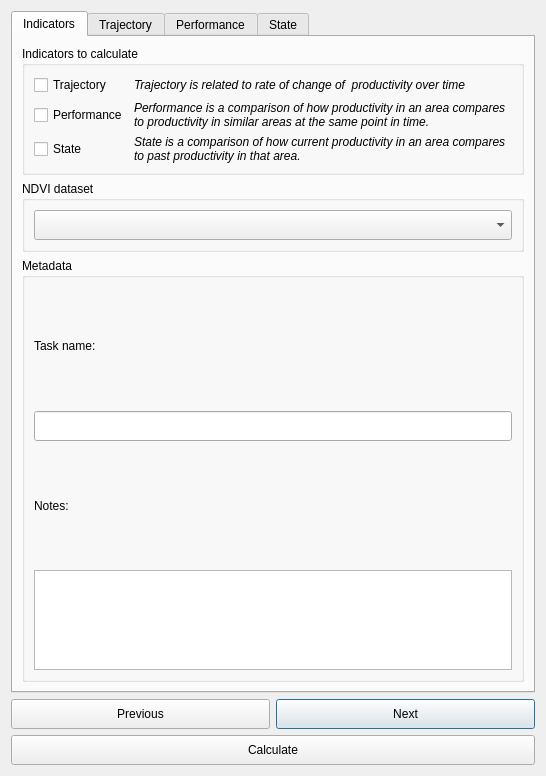
ConservationInternational/trends.earth, file LDMP/gui/DlgCalculateProd.ui: the form before one commit.
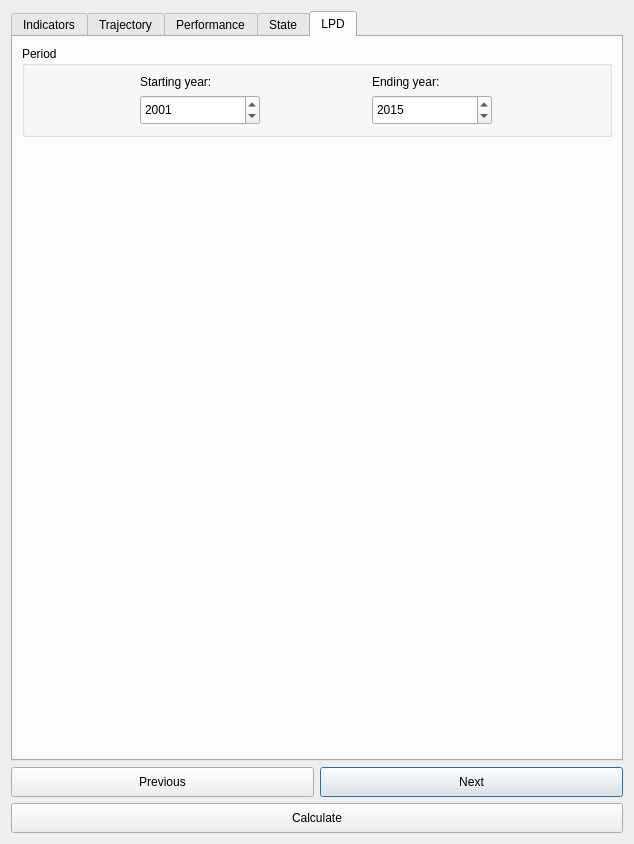
The form after the commit. The open tabs and pages were chosen to show the change.

What changed in the file:
```diff
--- a/LDMP/gui/DlgCalculateProd.ui
+++ b/LDMP/gui/DlgCalculateProd.ui
@@ -6,8 +6,8 @@
    <rect>
     <x>0</x>
     <y>0</y>
-    <width>546</width>
-    <height>776</height>
+    <width>634</width>
+    <height>844</height>
    </rect>
   </property>
   <property name="sizePolicy">
@@ -41,16 +41,58 @@
          <property name="title">
           <string>Indicators to calculate</string>
          </property>
-         <layout class="QGridLayout" name="gridLayout_7">
-          <item row="0" column="0">
+         <layout class="QGridLayout" name="gridLayout_6">
+          <item row="7" column="0">
+           <widget class="QCheckBox" name="indic_select_state">
+            <property name="enabled">
+             <bool>true</bool>
+            </property>
+            <property name="text">
+             <string>State</string>
+            </property>
+           </widget>
+          </item>
+          <item row="4" column="0">
            <widget class="QCheckBox" name="indic_select_traj">
+            <property name="enabled">
+             <bool>true</bool>
+            </property>
             <property name="text">
              <string>Trajectory</string>
             </property>
            </widget>
           </item>
-          <item row="0" column="1">
-           <widget class="QLabel" name="label_26">
+          <item row="5" column="1">
+           <widget class="QLabel" name="indic_select_perf_label">
+            <property name="enabled">
+             <bool>true</bool>
+            </property>
+            <property name="sizePolicy">
+             <sizepolicy hsizetype="Expanding" vsizetype="Preferred">
+              <horstretch>0</horstretch>
+              <verstretch>0</verstretch>
+             </sizepolicy>
+            </property>
+            <property name="font">
+             <font>
+              <weight>50</weight>
+              <italic>true</italic>
+              <bold>false</bold>
+             </font>
+            </property>
+            <property name="text">
+             <string>Performance is a comparison of how productivity in an area compares to productivity in similar areas at the same point in time.</string>
+            </property>
+            <property name="wordWrap">
+             <bool>true</bool>
+            </property>
+           </widget>
+          </item>
+          <item row="4" column="1">
+           <widget class="QLabel" name="indic_select_traj_label">
+            <property name="enabled">
+             <bool>true</bool>
+            </property>
             <property name="sizePolicy">
              <sizepolicy hsizetype="Expanding" vsizetype="Preferred">
               <horstretch>0</horstretch>
@@ -72,63 +114,59 @@
             </property>
            </widget>
           </item>
-          <item row="1" column="0">
+          <item row="7" column="1">
+           <widget class="QLabel" name="indic_select_state_label">
+            <property name="enabled">
+             <bool>true</bool>
+            </property>
+            <property name="sizePolicy">
+             <sizepolicy hsizetype="Expanding" vsizetype="Preferred">
+              <horstretch>0</horstretch>
+              <verstretch>0</verstretch>
+             </sizepolicy>
+            </property>
+            <property name="font">
+             <font>
+              <weight>50</weight>
+              <italic>true</italic>
+              <bold>false</bold>
+             </font>
+            </property>
+            <property name="text">
+             <string>State is a comparison of how current productivity in an area compares to past productivity in that area.</string>
+            </property>
+            <property name="wordWrap">
+             <bool>true</bool>
+            </property>
+           </widget>
+          </item>
+          <item row="5" column="0">
            <widget class="QCheckBox" name="indic_select_perf">
+            <property name="enabled">
+             <bool>true</bool>
+            </property>
             <property name="text">
              <string>Performance</string>
             </property>
            </widget>
           </item>
-          <item row="1" column="1">
-           <widget class="QLabel" name="label_27">
-            <property name="sizePolicy">
-             <sizepolicy hsizetype="Expanding" vsizetype="Preferred">
-              <horstretch>0</horstretch>
-              <verstretch>0</verstretch>
-             </sizepolicy>
-            </property>
-            <property name="font">
-             <font>
-              <weight>50</weight>
-              <italic>true</italic>
-              <bold>false</bold>
-             </font>
-            </property>
+          <item row="1" column="0" colspan="2">
+           <widget class="QRadioButton" name="mode_unccd_gpg">
             <property name="text">
-             <string>Performance is a comparison of how productivity in an area compares to productivity in similar areas at the same point in time.</string>
+             <string>UNCCD SDG Good Practice Guidance</string>
             </property>
-            <property name="wordWrap">
+            <property name="checked">
              <bool>true</bool>
             </property>
            </widget>
           </item>
-          <item row="2" column="0">
-           <widget class="QCheckBox" name="indic_select_state">
+          <item row="8" column="0" colspan="2">
+           <widget class="QRadioButton" name="mode_lpd">
             <property name="text">
              <string>State</string>
             </property>
-           </widget>
-          </item>
-          <item row="2" column="1">
-           <widget class="QLabel" name="label_28">
-            <property name="sizePolicy">
-             <sizepolicy hsizetype="Expanding" vsizetype="Preferred">
-              <horstretch>0</horstretch>
-              <verstretch>0</verstretch>
-             </sizepolicy>
-            </property>
-            <property name="font">
-             <font>
-              <weight>50</weight>
-              <italic>true</italic>
-              <bold>false</bold>
-             </font>
-            </property>
-            <property name="text">
-             <string>State is a comparison of how current productivity in an area compares to past productivity in that area.</string>
-            </property>
-            <property name="wordWrap">
-             <bool>true</bool>
+            <property name="checked">
+             <bool>false</bool>
             </property>
            </widget>
           </item>
@@ -897,6 +935,156 @@
        </item>
       </layout>
      </widget>
+     <widget class="QWidget" name="LPDTab">
+      <attribute name="title">
+       <string>LPD</string>
+      </attribute>
+      <layout class="QVBoxLayout" name="verticalLayout_10">
+       <item>
+        <widget class="QGroupBox" name="groupBox_10">
+         <property name="title">
+          <string>Period</string>
+         </property>
+         <layout class="QGridLayout" name="gridLayout_9">
+          <item row="1" column="0">
+           <widget class="QDateEdit" name="perf_year_start_2">
+            <property name="sizePolicy">
+             <sizepolicy hsizetype="Minimum" vsizetype="Minimum">
+              <horstretch>0</horstretch>
+              <verstretch>0</verstretch>
+             </sizepolicy>
+            </property>
+            <property name="minimumSize">
+             <size>
+              <width>0</width>
+              <height>30</height>
+             </size>
+            </property>
+            <property name="maximumSize">
+             <size>
+              <width>120</width>
+              <height>35</height>
+             </size>
+            </property>
+            <property name="date">
+             <date>
+              <year>2001</year>
+              <month>1</month>
+              <day>1</day>
+             </date>
+            </property>
+            <property name="maximumDate">
+             <date>
+              <year>2030</year>
+              <month>12</month>
+              <day>31</day>
+             </date>
+            </property>
+            <property name="minimumDate">
+             <date>
+              <year>1980</year>
+              <month>1</month>
+              <day>1</day>
+             </date>
+            </property>
+            <property name="displayFormat">
+             <string notr="true">yyyy</string>
+            </property>
+           </widget>
+          </item>
+          <item row="0" column="0">
+           <widget class="QLabel" name="label_11">
+            <property name="font">
+             <font>
+              <weight>50</weight>
+              <bold>false</bold>
+             </font>
+            </property>
+            <property name="text">
+             <string>Starting year:</string>
+            </property>
+           </widget>
+          </item>
+          <item row="0" column="1">
+           <widget class="QLabel" name="label_17">
+            <property name="font">
+             <font>
+              <weight>50</weight>
+              <bold>false</bold>
+             </font>
+            </property>
+            <property name="text">
+             <string>Ending year:</string>
+            </property>
+           </widget>
+          </item>
+          <item row="1" column="1">
+           <widget class="QDateEdit" name="perf_year_end_2">
+            <property name="sizePolicy">
+             <sizepolicy hsizetype="Minimum" vsizetype="Minimum">
+              <horstretch>0</horstretch>
+              <verstretch>0</verstretch>
+             </sizepolicy>
+            </property>
+            <property name="minimumSize">
+             <size>
+              <width>0</width>
+              <height>30</height>
+             </size>
+            </property>
+            <property name="maximumSize">
+             <size>
+              <width>120</width>
+              <height>35</height>
+             </size>
+            </property>
+            <property name="date">
+             <date>
+              <year>2015</year>
+              <month>12</month>
+              <day>31</day>
+             </date>
+            </property>
+            <property name="maximumDateTime">
+             <datetime>
+              <hour>23</hour>
+              <minute>59</minute>
+              <second>59</second>
+              <year>2030</year>
+              <month>12</month>
+              <day>31</day>
+             </datetime>
+            </property>
+            <property name="minimumDate">
+             <date>
+              <year>1980</year>
+              <month>1</month>
+              <day>1</day>
+             </date>
+            </property>
+            <property name="displayFormat">
+             <string notr="true">yyyy</string>
+            </property>
+           </widget>
+          </item>
+         </layout>
+        </widget>
+       </item>
+       <item>
+        <spacer name="verticalSpacer_5">
+         <property name="orientation">
+          <enum>Qt::Vertical</enum>
+         </property>
+         <property name="sizeHint" stdset="0">
+          <size>
+           <width>20</width>
+           <height>549</height>
+          </size>
+         </property>
+        </spacer>
+       </item>
+      </layout>
+     </widget>
     </widget>
    </item>
    <item>
```
Left out of the diff: 5 changed lines with no effect on the pictures.
